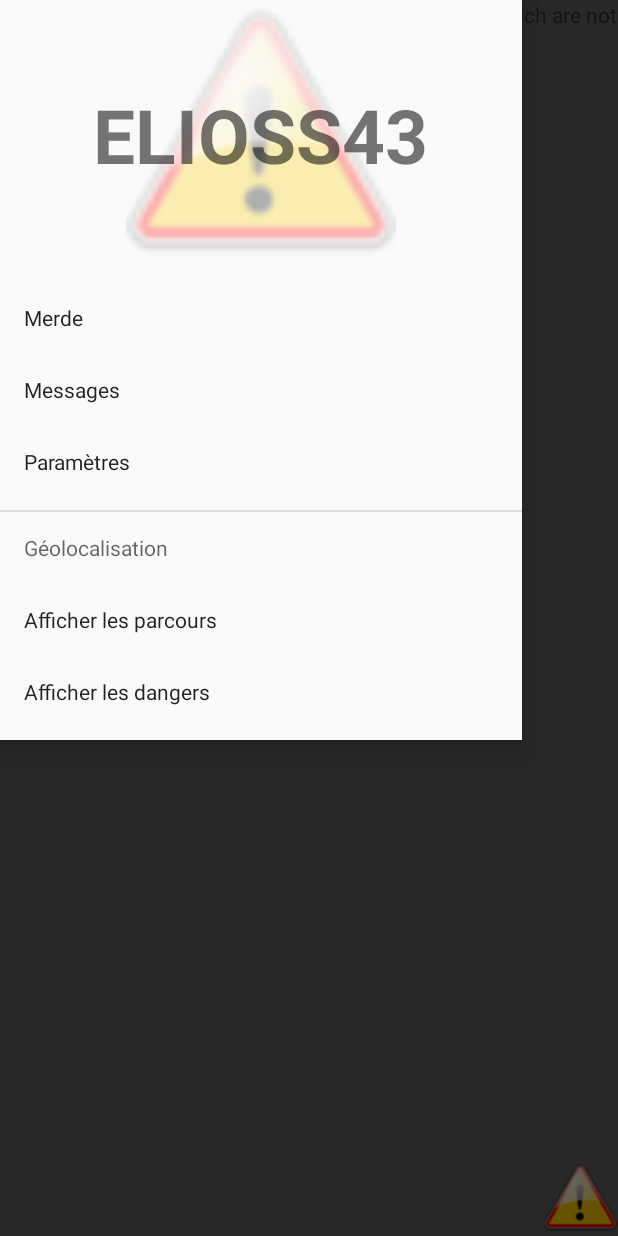
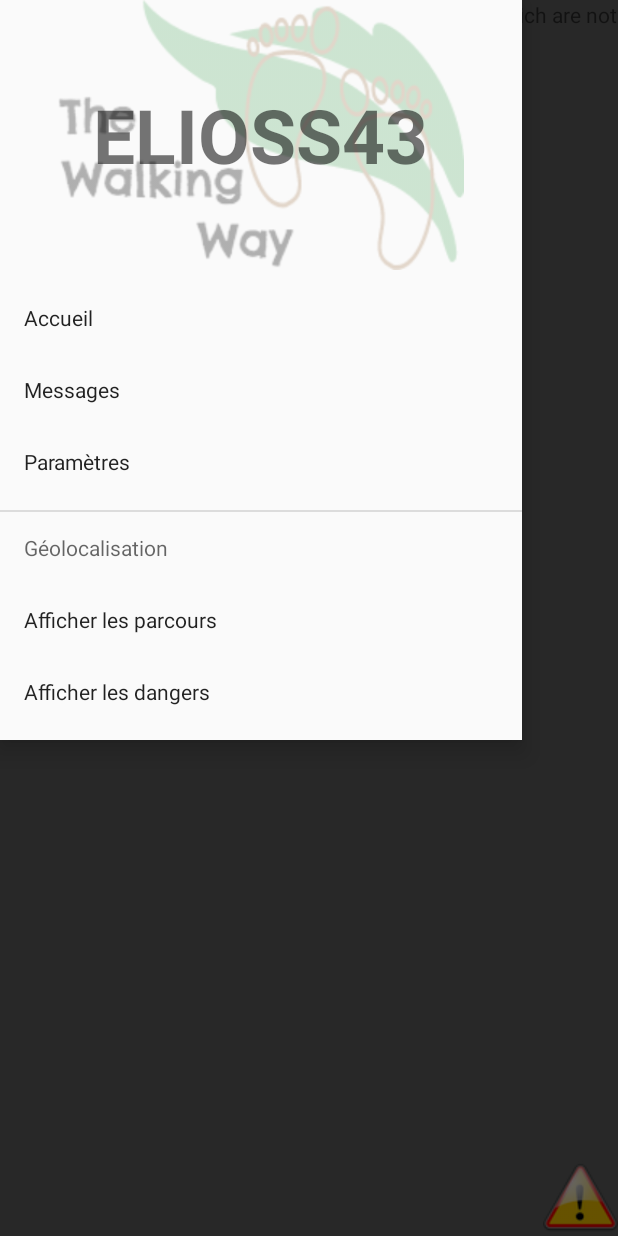
Before and after one commit to Elioss/the_walking_way, an Android app: the screen it shows after launch (MapsActivity), with the side drawer open, on a phone screen of 412 x 824 dp. Run offline under Robolectric (Android 15) with nearby library versions, the phone set to English and light mode, and no system bars.

Commit message:
Ajout du logo dans Header

```diff
--- a/tww_client/app/src/main/res/layout/navigation_drawer_header.xml
+++ b/tww_client/app/src/main/res/layout/navigation_drawer_header.xml
@@ -8,7 +8,7 @@
         android:layout_width="match_parent"
         android:layout_height="match_parent"
         android:alpha="0.3"
-        android:src="@drawable/danger_button"
+        android:src="@drawable/logo"
         />
     <TextView
         android:layout_width="wrap_content"
--- a/tww_client/app/src/main/res/menu/drawer_menu.xml
+++ b/tww_client/app/src/main/res/menu/drawer_menu.xml
@@ -5,7 +5,7 @@
 
         <item
             android:id="@+id/home_id"
-            android:title="Merde"
+            android:title="Accueil"
             ></item>
         <item
             android:id="@+id/messages"
```
Also changed, not shown: tww_client/app/src/main/res/drawable-mdpi/logo.png (added).
